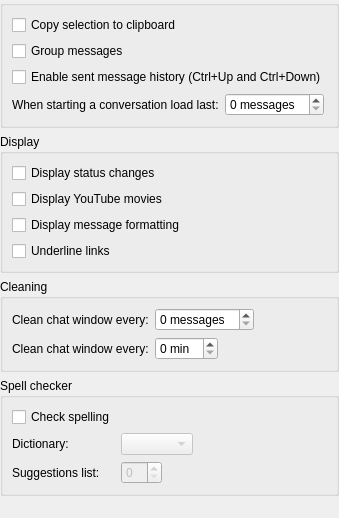
This is src/widgets/settingpages/ChatWindowSettings.ui in KittyIM/Client as Qt 5 draws it before an edit. The edited form follows.
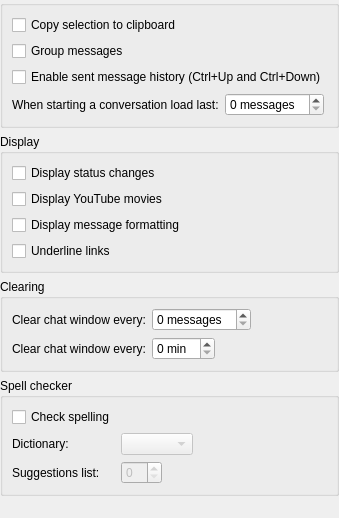
This is the edited form. Custom widgets are drawn as their Qt base class.

Commit message:
Added HistoryWindow draft. Added "Paste formatted" option in ChatEdit. Added cleaning chat tab in time/message intervals.
Added printer and filter icons.

Diff of the .ui file:
```diff
--- a/src/widgets/settingpages/ChatWindowSettings.ui
+++ b/src/widgets/settingpages/ChatWindowSettings.ui
@@ -113,7 +113,7 @@
    <item>
     <widget class="QGroupBox" name="cleaningGroupBox">
      <property name="title">
-      <string>Cleaning</string>
+      <string>Clearing</string>
      </property>
      <layout class="QFormLayout" name="_2">
       <property name="fieldGrowthPolicy">
@@ -122,14 +122,14 @@
       <item row="0" column="0">
        <widget class="QLabel" name="cleanMessagesAmountLabel">
         <property name="text">
-         <string>Clean chat window every:</string>
+         <string>Clear chat window every:</string>
         </property>
        </widget>
       </item>
       <item row="1" column="0">
        <widget class="QLabel" name="cleanMinutesAmountLabel">
         <property name="text">
-         <string>Clean chat window every:</string>
+         <string>Clear chat window every:</string>
         </property>
        </widget>
       </item>
```
Left out of the diff: 10 changed lines with no effect on the pictures. The commit also changes 24 other files.
